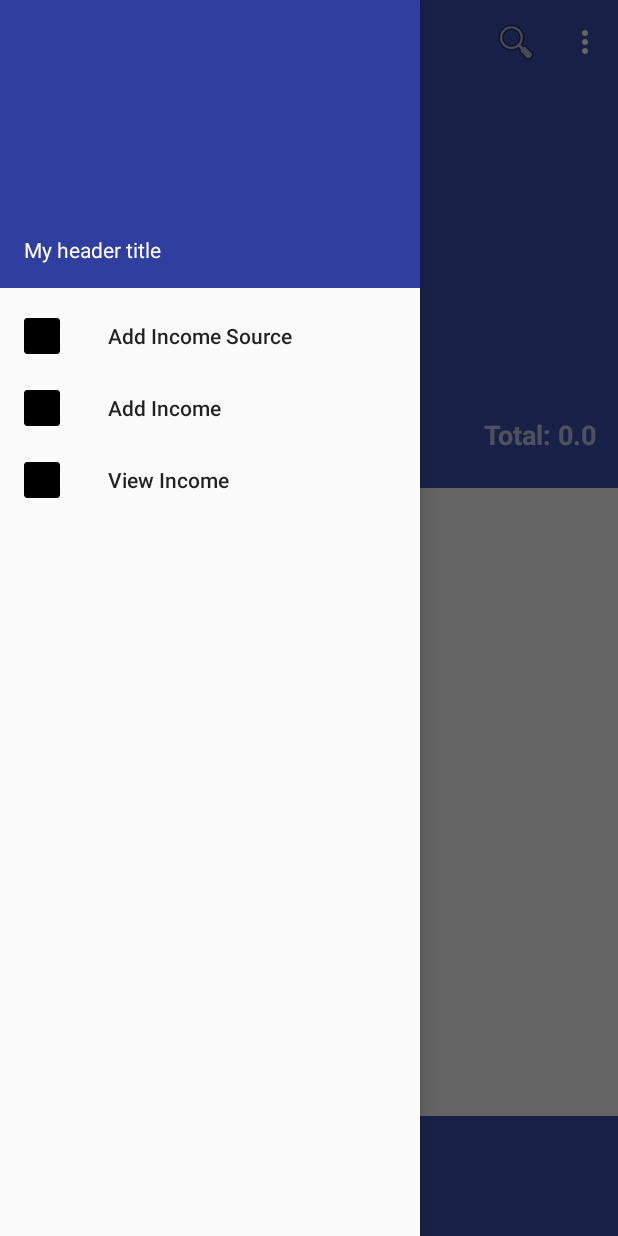
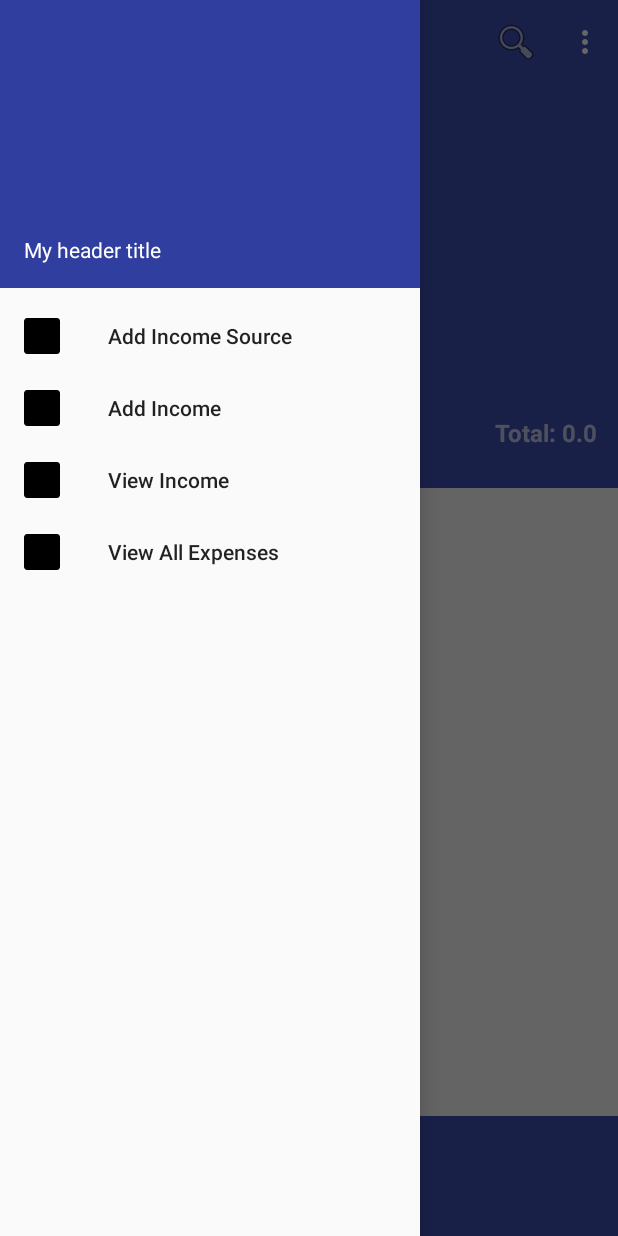
Before and after one commit to syedtanvirahmad/smartwallet, an Android app: the screen it shows after launch (MainActivity), with the side drawer open, on a phone screen of 412 x 824 dp. Run offline under Robolectric (Android 15) with nearby library versions, the phone set to English and light mode, and no system bars; our stand-ins replace Firebase (no records; nobody signed in at launch, a user with empty details on screens opened directly), Room's generated code; libraries missing offline, so code that uses them is left out: android.arch.persistence, com.firebase.jobdispatcher, com.prolificinteractive.materialcalendarview; plain views replace MaterialCalendarView; 5 statements that could not run were skipped.

```diff
--- a/app/src/main/AndroidManifest.xml
+++ b/app/src/main/AndroidManifest.xml
@@ -27,7 +27,7 @@
         <activity android:name=".DashboardActivity" />
         <activity
             android:name=".ShowIncomeActivity"
-            android:parentActivityName=".DashboardActivity" />
+            android:parentActivityName=".MainActivity" />
 
         <provider
             android:name=".ExpenseSuggestion"
--- a/app/src/main/java/com/pencilbox/user/smartwallet/Utils/AddExpenseDialog.java
+++ b/app/src/main/java/com/pencilbox/user/smartwallet/Utils/AddExpenseDialog.java
@@ -119,7 +119,7 @@ public final class AddExpenseDialog {
                 IncomeSource is = new IncomeSource(orgName,incomeType);
                 long[]inserted = expenseDatabase.expenseDao().insertIncomeSource(is);
                 if(inserted[0] > 0){
-                    Toast.makeText(context, "Income source added", Toast.LENGTH_SHORT).show();
+                    //Toast.makeText(context, "Income source added", Toast.LENGTH_SHORT).show();
                     listener.onAddIncomeSourceAdded();
                 }else{
                     Toast.makeText(context, "Could not save", Toast.LENGTH_SHORT).show();
--- a/app/src/main/res/layout/activity_main.xml
+++ b/app/src/main/res/layout/activity_main.xml
@@ -81,12 +81,13 @@
                         android:layout_width="wrap_content"
                         android:layout_height="0dp"
                         android:padding="4dp"
-                        android:textSize="18sp"
+                        android:textSize="16sp"
                         android:textStyle="bold"
                         android:text="Total: "
                         android:layout_weight="1"
                         android:layout_marginRight="10dp"
                         android:layout_gravity="right"/>
+
 
                 </LinearLayout>
                 <android.support.v7.widget.Toolbar
--- a/app/src/main/res/menu/drawer_menu.xml
+++ b/app/src/main/res/menu/drawer_menu.xml
@@ -1,15 +1,19 @@
 <?xml version="1.0" encoding="utf-8"?>
 <menu xmlns:android="http://schemas.android.com/apk/res/android">
     <item
-        android:id="@+id/nav_camera"
+        android:id="@+id/nav_addIncomeSource"
         android:icon="@mipmap/ic_launcher"
         android:title="@string/add_income_source" />
     <item
-        android:id="@+id/nav_gallery"
+        android:id="@+id/nav_addIncome"
         android:icon="@mipmap/ic_launcher"
         android:title="@string/add_income" />
     <item
-        android:id="@+id/nav_slideshow"
+        android:id="@+id/nav_viewIncome"
         android:icon="@mipmap/ic_launcher"
         android:title="@string/view_income" />
+    <item
+        android:id="@+id/nav_viewExpenses"
+        android:icon="@mipmap/ic_launcher"
+        android:title="@string/view_expense" />
 </menu>
--- a/app/src/main/res/values/strings.xml
+++ b/app/src/main/res/values/strings.xml
@@ -24,6 +24,7 @@
     <string name="add_income">Add Income</string>
     <string name="add_income_source">Add Income Source</string>
     <string name="view_income">View Income</string>
+    <string name="view_expense">View All Expenses</string>
 
     <string name="hello_blank_fragment">Hello blank fragment</string>
 </resources>
```
Also changed, not shown: app/src/main/java/com/pencilbox/user/smartwallet/DashboardActivity.java (+0 -36 lines), app/src/main/java/com/pencilbox/user/smartwallet/MainActivity.java (+33 -0 lines), app/src/main/res/drawable/ic_chart.xml (added, +9 -0 lines), app/src/main/res/menu/dashboard_menu.xml (+2 -12 lines).
